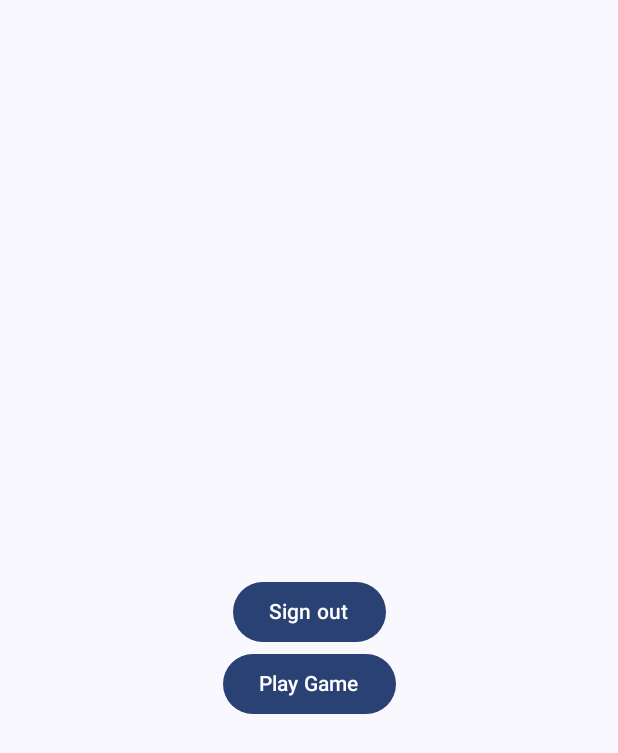
After one commit to Rishikesh1445/dPlace, an Android app built with Jetpack Compose: the ProfileScreen screen opened through its navigation route, on a phone screen of 412 x 824 dp. The commit adds this screen. Shown: the top 753 px of the screen. Run offline under Robolectric (Android 15) with nearby library versions, the phone set to English and light mode, and no system bars; our stand-ins replace Firebase (no records; nobody signed in at launch, a user with empty details on screens opened directly).

Commit message:
third commit

```diff
--- a/app/build.gradle.kts
+++ b/app/build.gradle.kts
@@ -75,4 +75,5 @@ dependencies {
     implementation ("androidx.lifecycle:lifecycle-runtime-compose:2.6.0")
     implementation ("androidx.navigation:navigation-compose:2.5.3")
     implementation ("io.coil-kt:coil-compose:2.2.2")
+    implementation ("com.squareup.okhttp3:okhttp:4.9.1")
 }
--- a/app/src/main/java/com/example/dplace/MainActivity.kt
+++ b/app/src/main/java/com/example/dplace/MainActivity.kt
@@ -23,6 +23,7 @@ import androidx.lifecycle.viewmodel.compose.viewModel
 import androidx.navigation.compose.NavHost
 import androidx.navigation.compose.composable
 import androidx.navigation.compose.rememberNavController
+import com.example.dplace.presentation.profile.ProfileScreen
 import com.example.dplace.presentation.sign_in.SignInScreen
 import com.example.dplace.presentation.sign_in.SignInViewModel
 import kotlinx.coroutines.launch
@@ -39,7 +40,6 @@ class MainActivity : ComponentActivity() {
         super.onCreate(savedInstanceState)
         setContent {
             DPlaceTheme {
-                // A surface container using the 'background' color from the theme
                 Surface(
                     modifier = Modifier.fillMaxSize(),
                     color = MaterialTheme.colorScheme.background
@@ -97,6 +97,30 @@ class MainActivity : ComponentActivity() {
                                 }
                             )
                         }
+                        composable("profile") {
+                            ProfileScreen(
+                                userData = googleAuthUiClient.getSignedInUser(),
+                                onSignOut = {
+                                    lifecycleScope.launch {
+                                        googleAuthUiClient.signOut()
+                                        Toast.makeText(
+                                            applicationContext,
+                                            "Signed out",
+                                            Toast.LENGTH_LONG
+                                        ).show()
+
+                                        navController.popBackStack()
+                                    }
+                                },
+                                playGame = {
+                                    navController.navigate("game")
+                                }
+                            )
+                        }
+
+                        composable("game"){
+                            Game()
+                        }
                     }
                 }
             }
--- /dev/null
+++ b/app/src/main/java/com/example/dplace/presentation/profile/ProfileScreen.kt
@@ -0,0 +1,62 @@
+package com.example.dplace.presentation.profile
+
+import androidx.compose.foundation.layout.Arrangement
+import androidx.compose.foundation.layout.Column
+import androidx.compose.foundation.layout.Spacer
+import androidx.compose.foundation.layout.fillMaxSize
+import androidx.compose.foundation.layout.height
+import androidx.compose.foundation.layout.size
+import androidx.compose.foundation.shape.CircleShape
+import androidx.compose.material3.Button
+import androidx.compose.material3.Text
+import androidx.compose.runtime.Composable
+import androidx.compose.ui.Alignment
+import androidx.compose.ui.Modifier
+import androidx.compose.ui.draw.clip
+import androidx.compose.ui.layout.ContentScale
+import androidx.compose.ui.text.font.FontWeight
+import androidx.compose.ui.text.style.TextAlign
+import androidx.compose.ui.unit.dp
+import androidx.compose.ui.unit.sp
+import coil.compose.AsyncImage
+import com.example.dplace.presentation.sign_in.UserData
+
+@Composable
+fun ProfileScreen(
+    userData: UserData?,
+    onSignOut: () -> Unit,
+    playGame: () -> Unit
+) {
+    Column(
+        modifier = Modifier.fillMaxSize(),
+        verticalArrangement = Arrangement.Center,
+        horizontalAlignment = Alignment.CenterHorizontally
+    ) {
+        if(userData?.profilePictureUrl != null) {
+            AsyncImage(
+                model = userData.profilePictureUrl,
+                contentDescription = "Profile picture",
+                modifier = Modifier
+                    .size(150.dp)
+                    .clip(CircleShape),
+                contentScale = ContentScale.Crop
+            )
+            Spacer(modifier = Modifier.height(16.dp))
+        }
+        if(userData?.username != null) {
+            Text(
+                text = userData.username,
+                textAlign = TextAlign.Center,
+                fontSize = 36.sp,
+                fontWeight = FontWeight.SemiBold
+            )
+            Spacer(modifier = Modifier.height(16.dp))
+        }
+        Button(onClick = onSignOut) {
+            Text(text = "Sign out")
+        }
+        Button(onClick = playGame) {
+            Text(text = "Play Game")
+        }
+    }
+}
```
Also changed, not shown: app/src/main/java/com/example/dplace/Game.kt (added, +8 -0 lines).
